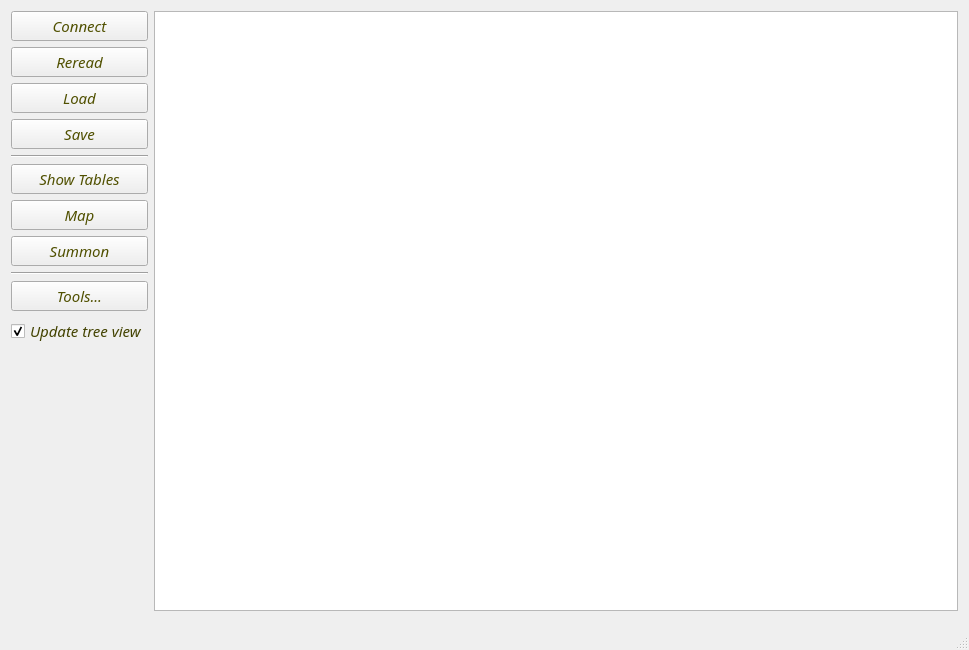
The window that MoMTweaker/mainwindow.ui (jbalcomb/MoM-RTGT) describes before a commit, drawn with Qt 5.
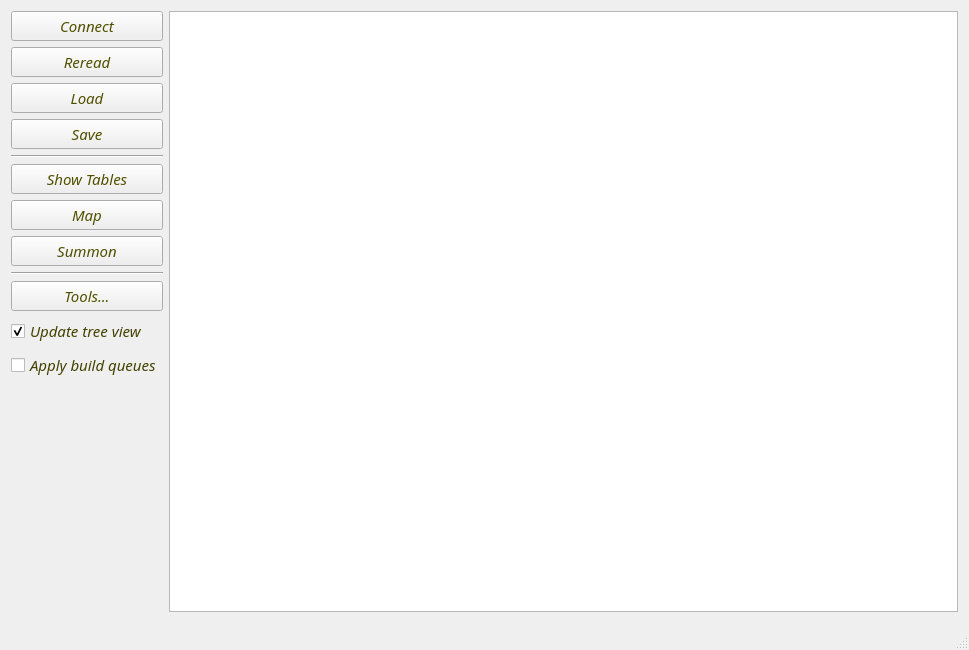
The same window after the commit. Icons and pictures are not drawn.

```diff
--- a/MoMTweaker/mainwindow.ui
+++ b/MoMTweaker/mainwindow.ui
@@ -77,7 +77,8 @@
   <property name="font">
    <font>
     <family>Monotype Corsiva</family>
-    <pointsize>12</pointsize>
+    <pointsize>11</pointsize>
+    <italic>true</italic>
    </font>
   </property>
   <property name="windowTitle">
@@ -108,12 +109,6 @@
           <height>16777215</height>
          </size>
         </property>
-        <property name="font">
-         <font>
-          <pointsize>11</pointsize>
-          <italic>true</italic>
-         </font>
-        </property>
         <property name="text">
          <string>Connect</string>
         </property>
@@ -143,12 +138,6 @@
           <height>16777215</height>
          </size>
         </property>
-        <property name="font">
-         <font>
-          <pointsize>11</pointsize>
-          <italic>true</italic>
-         </font>
-        </property>
         <property name="text">
          <string>Reread</string>
         </property>
@@ -178,12 +167,6 @@
           <height>16777215</height>
          </size>
         </property>
-        <property name="font">
-         <font>
-          <pointsize>11</pointsize>
-          <italic>true</italic>
-         </font>
-        </property>
         <property name="text">
          <string>Load</string>
         </property>
@@ -213,12 +196,6 @@
           <height>16777215</height>
          </size>
         </property>
-        <property name="font">
-         <font>
-          <pointsize>11</pointsize>
-          <italic>true</italic>
-         </font>
-        </property>
         <property name="text">
          <string>Save</string>
         </property>
@@ -255,12 +232,6 @@
           <height>16777215</height>
          </size>
         </property>
-        <property name="font">
-         <font>
-          <pointsize>11</pointsize>
-          <italic>true</italic>
-         </font>
-        </property>
         <property name="text">
          <string>Show Tables</string>
         </property>
@@ -290,12 +261,6 @@
           <height>16777215</height>
          </size>
         </property>
-        <property name="font">
-         <font>
-          <pointsize>11</pointsize>
-          <italic>true</italic>
-         </font>
-        </property>
         <property name="text">
          <string>Map</string>
         </property>
@@ -325,12 +290,6 @@
           <height>16777215</height>
          </size>
         </property>
-        <property name="font">
-         <font>
-          <pointsize>11</pointsize>
-          <italic>true</italic>
-         </font>
-        </property>
         <property name="text">
          <string>Summon</string>
         </property>
@@ -367,12 +326,6 @@
           <height>16777215</height>
          </size>
         </property>
-        <property name="font">
-         <font>
-          <pointsize>11</pointsize>
-          <italic>true</italic>
-         </font>
-        </property>
         <property name="text">
          <string>Tools...</string>
         </property>
@@ -402,12 +355,6 @@
           <height>16777215</height>
          </size>
         </property>
-        <property name="font">
-         <font>
-          <pointsize>11</pointsize>
-          <italic>true</italic>
-         </font>
-        </property>
         <property name="text">
          <string>Update tree view</string>
         </property>
@@ -416,6 +363,28 @@
         </property>
        </widget>
       </item>
+      <item>
+       <widget class="QCheckBox" name="checkBox_ApplyBuildQueues">
+        <property name="sizePolicy">
+         <sizepolicy hsizetype="Fixed" vsizetype="Fixed">
+          <horstretch>0</horstretch>
+          <verstretch>0</verstretch>
+         </sizepolicy>
+        </property>
+        <property name="maximumSize">
+         <size>
+          <width>200</width>
+          <height>16777215</height>
+         </size>
+        </property>
+        <property name="text">
+         <string>Apply build queues</string>
+        </property>
+        <property name="checked">
+         <bool>false</bool>
+        </property>
+       </widget>
+      </item>
       <item>
        <spacer name="verticalSpacer">
         <property name="orientation">
@@ -482,13 +451,6 @@
         </disabled>
        </palette>
       </property>
-      <property name="font">
-       <font>
-        <family>Monotype Corsiva</family>
-        <pointsize>11</pointsize>
-        <italic>true</italic>
-       </font>
-      </property>
       <property name="editTriggers">
        <set>QAbstractItemView::AnyKeyPressed|QAbstractItemView::EditKeyPressed|QAbstractItemView::SelectedClicked</set>
       </property>
```
